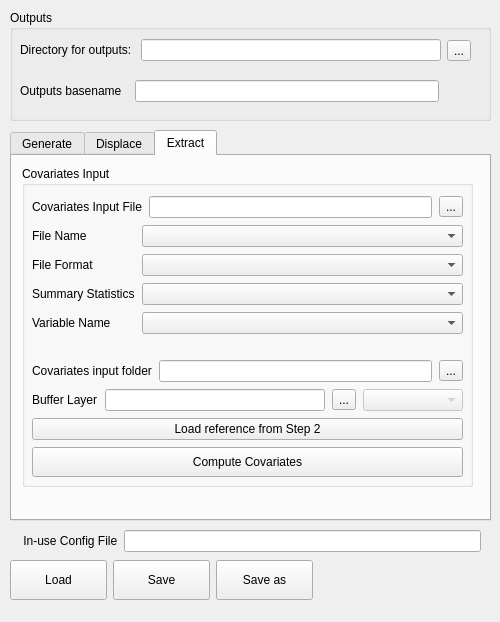
First picture: the form in plugin/mgp_dialog.ui, repository unicef-drp/mics-geocoding, before the edit.
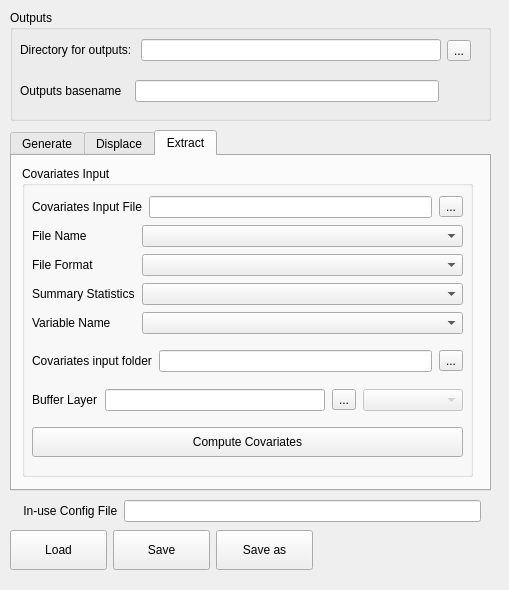
Second picture: the form after the edit. The open tabs and pages were chosen to show the change.

Commit message: feat(ui): [5, 11] remove "load from ..." buttons. this is done automatically (signal/slot)

```diff
--- a/plugin/mgp_dialog.ui
+++ b/plugin/mgp_dialog.ui
@@ -6,8 +6,8 @@
    <rect>
     <x>0</x>
     <y>0</y>
-    <width>500</width>
-    <height>622</height>
+    <width>509</width>
+    <height>590</height>
    </rect>
   </property>
   <property name="windowTitle">
@@ -19,7 +19,7 @@
      <x>10</x>
      <y>130</y>
      <width>481</width>
-     <height>391</height>
+     <height>361</height>
     </rect>
    </property>
    <layout class="QVBoxLayout" name="verticalLayout">
@@ -434,7 +434,7 @@
           <x>10</x>
           <y>10</y>
           <width>451</width>
-          <height>321</height>
+          <height>311</height>
          </rect>
         </property>
         <property name="sizePolicy">
@@ -461,7 +461,7 @@
            <x>0</x>
            <y>20</y>
            <width>451</width>
-           <height>301</height>
+           <height>281</height>
           </rect>
          </property>
          <layout class="QVBoxLayout" name="verticalLayout_5">
@@ -512,6 +512,18 @@
           </item>
           <item>
            <layout class="QFormLayout" name="formLayout_4">
+            <property name="sizeConstraint">
+             <enum>QLayout::SetMaximumSize</enum>
+            </property>
+            <property name="fieldGrowthPolicy">
+             <enum>QFormLayout::AllNonFixedFieldsGrow</enum>
+            </property>
+            <property name="rowWrapPolicy">
+             <enum>QFormLayout::DontWrapRows</enum>
+            </property>
+            <property name="formAlignment">
+             <set>Qt::AlignLeading|Qt::AlignLeft|Qt::AlignVCenter</set>
+            </property>
             <item row="0" column="0">
              <widget class="QLabel" name="filenameFieldLabel">
               <property name="text">
@@ -554,6 +566,19 @@
             </item>
            </layout>
           </item>
+          <item>
+           <spacer name="verticalSpacer_4">
+            <property name="orientation">
+             <enum>Qt::Vertical</enum>
+            </property>
+            <property name="sizeHint" stdset="0">
+             <size>
+              <width>20</width>
+              <height>40</height>
+             </size>
+            </property>
+           </spacer>
+          </item>
           <item>
            <layout class="QHBoxLayout" name="horizontalLayoutCSF_3">
             <property name="sizeConstraint">
@@ -584,6 +609,19 @@
             </item>
            </layout>
           </item>
+          <item>
+           <spacer name="verticalSpacer_3">
+            <property name="orientation">
+             <enum>Qt::Vertical</enum>
+            </property>
+            <property name="sizeHint" stdset="0">
+             <size>
+              <width>20</width>
+              <height>40</height>
+             </size>
+            </property>
+           </spacer>
+          </item>
           <item>
            <layout class="QHBoxLayout" name="horizontalLayoutRL_2">
             <property name="sizeConstraint">
@@ -640,11 +678,17 @@
            </layout>
           </item>
           <item>
-           <widget class="QPushButton" name="loadCovrefFromStep01">
-            <property name="text">
-             <string>Load reference from Step 2</string>
+           <spacer name="verticalSpacer_2">
+            <property name="orientation">
+             <enum>Qt::Vertical</enum>
             </property>
-           </widget>
+            <property name="sizeHint" stdset="0">
+             <size>
+              <width>20</width>
+              <height>40</height>
+             </size>
+            </property>
+           </spacer>
           </item>
           <item>
            <widget class="QPushButton" name="computeCovariatesButton">
@@ -671,7 +715,7 @@
    <property name="geometry">
     <rect>
      <x>10</x>
-     <y>560</y>
+     <y>530</y>
      <width>486</width>
      <height>51</height>
     </rect>
@@ -780,7 +824,7 @@
    <property name="geometry">
     <rect>
      <x>10</x>
-     <y>530</y>
+     <y>500</y>
      <width>481</width>
      <height>24</height>
     </rect>
```
Left out of the diff: 54 changed lines with no effect on the pictures. The commit also changes 6 other files.
